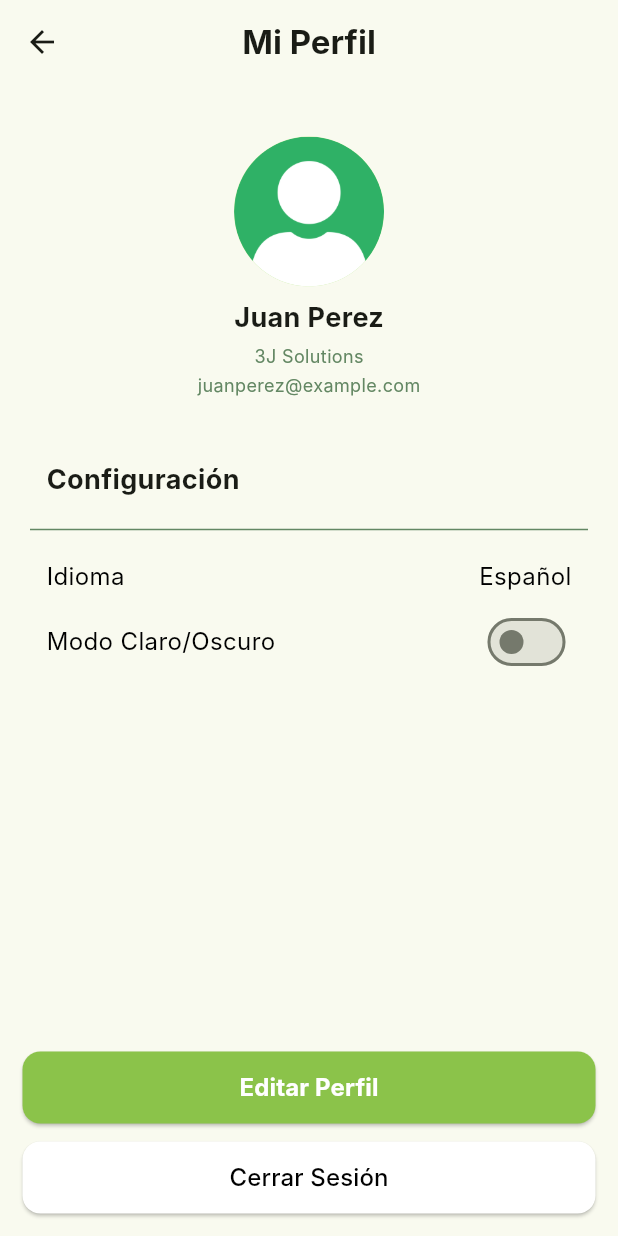
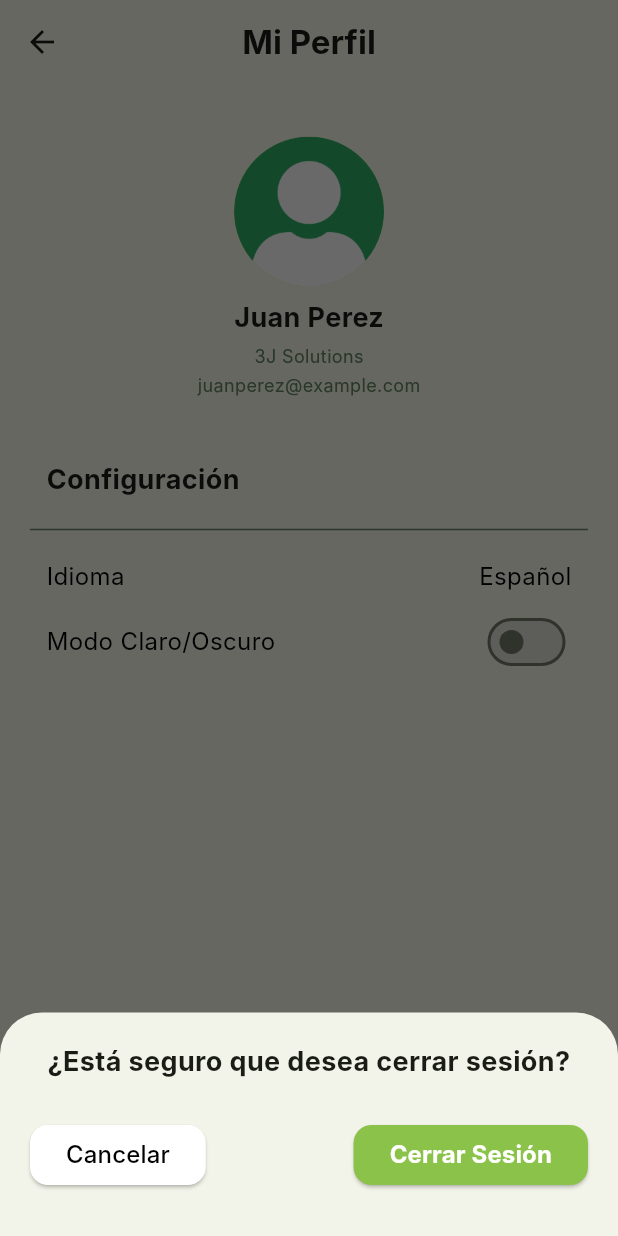
Before and after one commit to P2025046-SCRM/scrm-frontend, a Flutter app: the ProfileScreen screen opened by its route, after a tap on "Cerrar Sesión", on a phone screen of 412 x 824 dp. Run offline on Flutter 3.47's test engine with Material 3 defaults, Android fonts, the phone set to English and light mode, and no system bars; Roboto replaces fonts that are missing (Inter).

Commit message:
feat: add logout confirmation - add logout confirmation widget - refactor profile header into widget

```diff
--- a/lib/presentation/profile/profile_screen.dart
+++ b/lib/presentation/profile/profile_screen.dart
@@ -1,6 +1,8 @@
 import 'package:flutter/material.dart';
 import '../../common/styles/text_styles.dart';
+import 'widgets/logout_confirmation_widget.dart';
 import 'widgets/profile_actions_widget.dart';
+import 'widgets/profile_header_widget.dart';
 
 class ProfileScreen extends StatefulWidget {
   const ProfileScreen({super.key});
@@ -10,6 +12,16 @@ class ProfileScreen extends StatefulWidget {
 }
 
 class _ProfileScreenState extends State<ProfileScreen> {
+
+  void _showLogoutConfirmation() {
+    showModalBottomSheet(context: context,
+    barrierColor: Colors.black.withAlpha(150),
+    isScrollControlled: true,
+    builder: (BuildContext context){
+      return LogoutConfirmationWidget();
+    });
+  }
+
   @override
   Widget build(BuildContext context) {
     return Scaffold(
@@ -23,22 +35,7 @@ class _ProfileScreenState extends State<ProfileScreen> {
           crossAxisAlignment: CrossAxisAlignment.start,
           children: [
             SizedBox(height: 20,),
-            Center(
-              child: Column(
-                children: [
-                  CircleAvatar(
-                    radius: 50,
-                    backgroundImage: AssetImage('assets/profile_placeholder.png'),
-                  ),
-                  SizedBox(height: 8,),
-                  Text('Juan Perez', style: kSubtitleTextStyle,),
-                  SizedBox(height: 4,),
-                  Text('3J Solutions', style: kDescriptionTextStyle,),
-                  SizedBox(height: 2,),
-                  Text('juanperez@example.com', style: kDescriptionTextStyle,),
-                ],
-              ),
-            ),
+            ProfileHeaderWidget(),
             Padding(
               padding: const EdgeInsets.fromLTRB(16,42,0,12),
               child: Text('Configuración', style: kSubtitleTextStyle,),
@@ -69,7 +66,7 @@ class _ProfileScreenState extends State<ProfileScreen> {
               ],
             ),
             Spacer(),
-            ProfileActions(editProfile: (){}, logout: (){},),
+            ProfileActions(editProfile: (){}, logout: _showLogoutConfirmation,),
           ],
         ),
       ),
--- /dev/null
+++ b/lib/presentation/profile/widgets/logout_confirmation_widget.dart
@@ -0,0 +1,40 @@
+import 'package:flutter/material.dart';
+
+import '../../../common/styles/text_styles.dart';
+import '../../../common/widgets/alt_button_widget.dart';
+import '../../../common/widgets/hl_button_widget.dart';
+
+class LogoutConfirmationWidget extends StatelessWidget {
+  const LogoutConfirmationWidget({
+    super.key,
+  });
+
+  @override
+  Widget build(BuildContext context) {
+    return Container(
+      padding: const EdgeInsets.all(20.0),
+      child: Column(
+        mainAxisSize: MainAxisSize.min,
+        children: <Widget>[
+          Text('¿Está seguro que desea cerrar sesión?',
+            style: kSubtitleTextStyle,
+            textAlign: TextAlign.center,
+          ),
+          const SizedBox(height: 25.0,),
+          Row(
+            mainAxisAlignment: MainAxisAlignment.center,
+            children: <Widget>[
+              AltButtonWidget(buttonText: 'Cancelar', onPressed: () => Navigator.pop(context),), // Close bottom sheet
+              Spacer(),
+              HighlightedButton(buttonText: 'Cerrar Sesión', onPressed: () {
+                Navigator.pop(context); // Close bottom sheet
+                Navigator.pushReplacementNamed(context, 'login'); // Navigate to login screen
+              }),
+            ],
+          ),
+          const SizedBox(height: 10.0,),
+        ],
+      ),
+    );
+  }
+}
--- /dev/null
+++ b/lib/presentation/profile/widgets/profile_header_widget.dart
@@ -0,0 +1,30 @@
+
+import 'package:flutter/material.dart';
+
+import '../../../common/styles/text_styles.dart';
+
+class ProfileHeaderWidget extends StatelessWidget {
+  const ProfileHeaderWidget({
+    super.key,
+  });
+
+  @override
+  Widget build(BuildContext context) {
+    return Center(
+      child: Column(
+        children: [
+          CircleAvatar(
+            radius: 50,
+            backgroundImage: AssetImage('assets/profile_placeholder.png'),
+          ),
+          SizedBox(height: 8,),
+          Text('Juan Perez', style: kSubtitleTextStyle,),
+          SizedBox(height: 4,),
+          Text('3J Solutions', style: kDescriptionTextStyle,),
+          SizedBox(height: 2,),
+          Text('juanperez@example.com', style: kDescriptionTextStyle,),
+        ],
+      ),
+    );
+  }
+}
```
